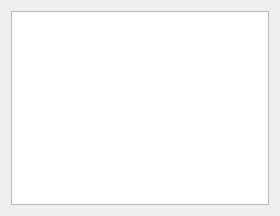
Before: the Qt Designer form wizard/cpu_select.ui in imby/STM32VLDiscovery_BeRTOS, drawn with Qt 5.
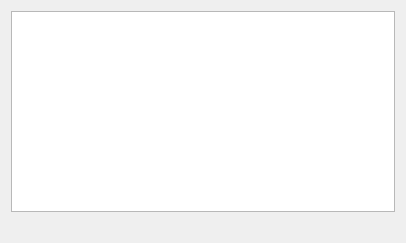
After: the same form once the commit is applied.

Commit message: Add a label in the ui for the cpu description

```diff
--- a/wizard/cpu_select.ui
+++ b/wizard/cpu_select.ui
@@ -5,8 +5,8 @@
    <rect>
     <x>0</x>
     <y>0</y>
-    <width>280</width>
-    <height>216</height>
+    <width>406</width>
+    <height>243</height>
    </rect>
   </property>
   <property name="sizePolicy" >
@@ -22,6 +22,13 @@
    <item>
     <widget class="QListWidget" name="cpuList" />
    </item>
+   <item>
+    <widget class="QLabel" name="descriptionLabel" >
+     <property name="text" >
+      <string/>
+     </property>
+    </widget>
+   </item>
   </layout>
  </widget>
  <resources/>
```
